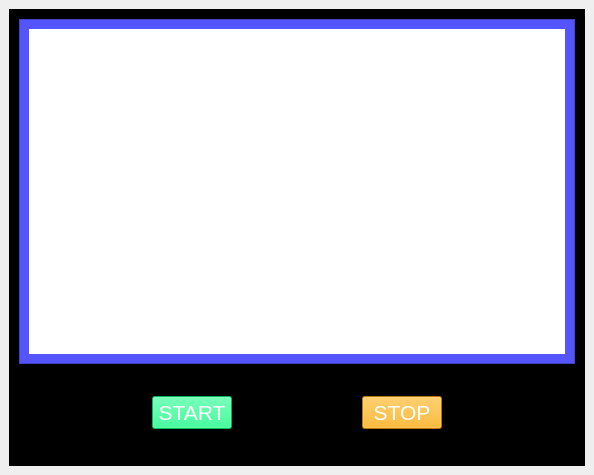
The window that detect_object_v2/mainWindows.ui (quisperomario/project_cnn_object_detect_yolov5) describes before a commit, drawn with Qt 5.
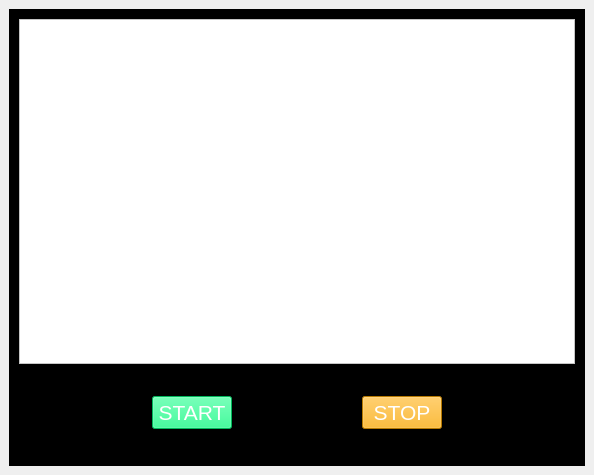
The same window after the commit.

```diff
--- a/detect_object_v2/mainWindows.ui
+++ b/detect_object_v2/mainWindows.ui
@@ -30,7 +30,7 @@
        <item>
         <widget class="QFrame" name="frame_2">
          <property name="styleSheet">
-          <string notr="true">background-color: rgb(85, 85, 255);</string>
+          <string notr="true">background-color: rgb(255, 255, 255);</string>
          </property>
          <property name="frameShape">
           <enum>QFrame::StyledPanel</enum>
```
